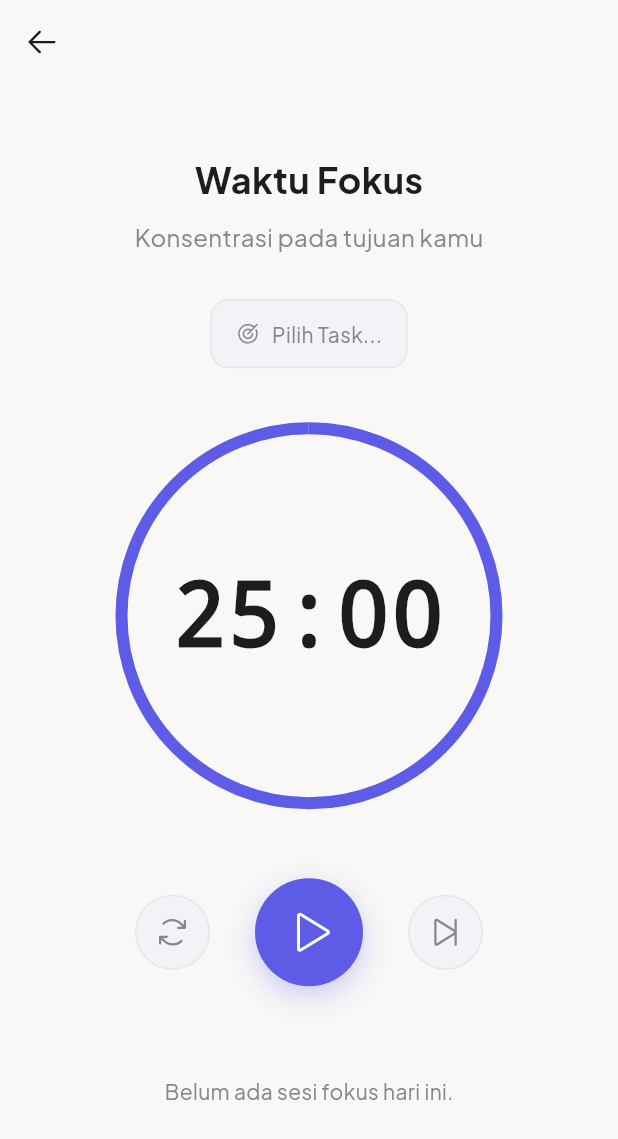
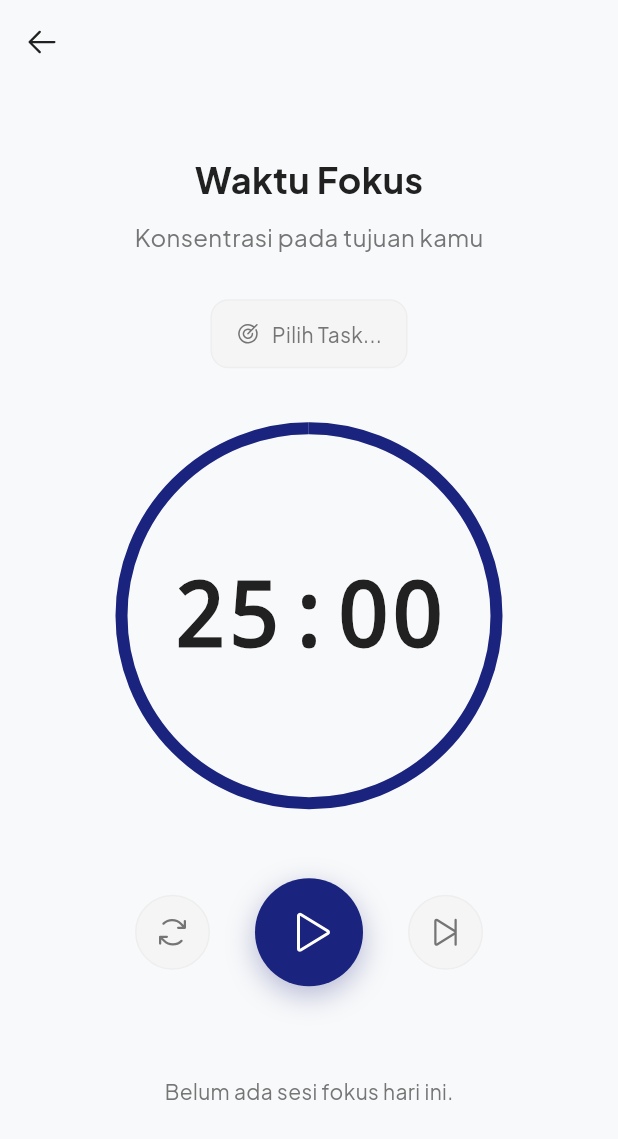
Before and after one commit to Ahmatstia/tracking-productivity, a Flutter app: the screen it shows after launch, in the side drawer, after a tap on "Pomodoro Timer", on a phone screen of 412 x 824 dp. Shown: the top 1139 px of the screen. Run offline on Flutter 3.47's test engine with Material 3 defaults, Android fonts, the phone set to English and light mode, and no system bars; our stand-ins replace curved_navigation_bar, flutter_animate, flutter_local_notifications, flutter_riverpod, flutter_timezone, google_fonts and 5 more; accounts and stored records are empty.

```diff
--- a/lib/core/constants/app_colors.dart
+++ b/lib/core/constants/app_colors.dart
@@ -1,24 +1,26 @@
 import 'package:flutter/material.dart';
 
 class AppColors {
-  // ── Aesthetic Minimalist & Soft Graphite Theme ──
-  static const Color primary = Color(0xFF5E5CE6);       // Soft Indigo
-  static const Color accent = Color(0xFF5E5CE6);         // Soft Indigo
-  static const Color secondary = Color(0xFF5E5CE6);      // Soft Indigo
-  static const Color background = Color(0xFFF9F8F6);     // White Sand
-  static const Color surface = Color(0xFFFFFFFF);         // Pure White
-  static const Color cardBackground = Color(0xFFFFFFFF);  // Pure White
-  static const Color textPrimary = Color(0xFF1D1D1F);     // Dark Graphite
-  static const Color textSecondary = Color(0xFF86868B);   // Cool Gray
-  static const Color textSecondaryAccent = Color(0xFFD1D1D6); // Light Gray Accent
-  static const Color error = Color(0xFFFF3B30);           // Soft Red
-  static const Color primaryAccent = Color(0xFF8E8E93);   // Middle Gray
+  // ── Deep Indigo & Crimson Red Aesthetic ──
+  static const Color primary = Color(0xFF1A237E);       // Deep Indigo
+  static const Color accent = Color(0xFF1A237E);        // Deep Indigo Accent
+  static const Color secondary = Color(0xFF283593);     // Subtle Lighter Indigo
+  static const Color background = Color(0xFFF8F9FA);    // Off-White Background
+  static const Color surface = Color(0xFFFFFFFF);       // Pure White (Floating base)
+  static const Color cardBackground = Color(0xFFFFFFFF);// Pure White
+  static const Color textPrimary = Color(0xFF212121);   // Sharp Dark Grey
+  static const Color textSecondary = Color(0xFF757575); // Lighter Grey hierarchy
+  static const Color textSecondaryAccent = Color(0xFFBDBDBD); // Light Gray Accent
+  static const Color error = Color(0xFFD32F2F);         // Crimson Red Status
+  static const Color primaryAccent = Color(0xFF3949AB); // Bright Indigo Accent
 
-  // ── Extended palette ──
-  static const Color border = Color(0xFFE5E5EA);          // Soft Border
-  static const Color shimmer = Color(0xFFF2F2F7);         // Ultra soft fill
-  static const Color navBar = Color(0xFFFFFFFF);           // NavBar Putih
-  static const Color cardShadow = Color(0x0A000000);       // Shadow Sangat Halus 4%
-  static const Color inputFill = Color(0xFFF2F2F7);        // Input background
-  static const Color sheetBackground = Color(0xFFFFFFFF);  // Bottom sheet
+  // ── Floating Shadows & Strokes ──
+  static const Color border = Color(0xFFEEEEEE);        // Very Soft Border
+  static const Color shimmer = Color(0xFFF5F5F5);       // Shimmer fill
+  static const Color navBar = Color(0xFFFFFFFF);        // White NavBar
+  static const Color inputFill = Color(0xFFF5F5F5);     // Input field bg
+  static const Color sheetBackground = Color(0xFFFFFFFF); // Bottom sheet bg
+
+  // Enhanced floating shadow (e.g. 10% black) to complement the off-white bg
+  static const Color cardShadow = Color(0x14000000);    // 8% Black Shadow
 }
--- a/lib/features/analytics/presentation/pages/analytics_dashboard_page.dart
+++ b/lib/features/analytics/presentation/pages/analytics_dashboard_page.dart
@@ -33,7 +33,7 @@ class AnalyticsDashboardPage extends ConsumerWidget {
                   children: const [
                     Text('Analitik Hidup',
                         style: TextStyle(
-                          color: AppColors.textPrimary,
+                          color: AppColors.primary,
                           fontSize: 26,
                           fontWeight: FontWeight.w800,
                         )),
@@ -90,7 +90,7 @@ class AnalyticsDashboardPage extends ConsumerWidget {
                     icon: PhosphorIcons.flame(),
                     value: '${userStats?.currentStreak ?? 0}',
                     label: 'Streak Hari',
-                    color: AppColors.textSecondary,
+                    color: AppColors.error,
                   ),
                 ),
                 const SizedBox(width: 12),
--- a/lib/features/dashboard/presentation/pages/main_navigation_page.dart
+++ b/lib/features/dashboard/presentation/pages/main_navigation_page.dart
@@ -115,7 +115,7 @@ class MainNavigationPage extends ConsumerWidget {
           backgroundColor: Colors.transparent,
           builder: (_) => _TaskAddSheet(date: today),
         ),
-        backgroundColor: AppColors.secondary,
+        backgroundColor: AppColors.primary,
         child: Icon(PhosphorIcons.plus(), color: Colors.white),
       );
     }
@@ -125,7 +125,7 @@ class MainNavigationPage extends ConsumerWidget {
           context,
           MaterialPageRoute(builder: (_) => const EditRoutinePage()),
         ),
-        backgroundColor: AppColors.secondary,
+        backgroundColor: AppColors.primary,
         child: Icon(PhosphorIcons.plus(), color: Colors.white),
       );
     }
@@ -137,7 +137,7 @@ class MainNavigationPage extends ConsumerWidget {
           backgroundColor: Colors.transparent,
           builder: (_) => const AddGoalSheet(),
         ),
-        backgroundColor: AppColors.secondary,
+        backgroundColor: AppColors.primary,
         child: Icon(PhosphorIcons.plus(), color: Colors.white),
       );
     }
--- a/lib/features/planner/presentation/pages/today_page.dart
+++ b/lib/features/planner/presentation/pages/today_page.dart
@@ -104,9 +104,9 @@ class _TodayPageState extends ConsumerState<TodayPage>
                                   Text(
                                     _formatDate(_today),
                                     style: const TextStyle(
-                                      color: AppColors.textPrimary,
-                                      fontSize: 16,
-                                      fontWeight: FontWeight.bold,
+                                      color: AppColors.primary,
+                                      fontSize: 18,
+                                      fontWeight: FontWeight.w800,
                                     ),
                                   ),
                                   if (todayBlocks.isNotEmpty)
--- a/lib/features/tasks/presentation/widgets/task_card.dart
+++ b/lib/features/tasks/presentation/widgets/task_card.dart
@@ -23,7 +23,7 @@ class TaskCard extends ConsumerWidget {
       margin: const EdgeInsets.only(bottom: 10),
       decoration: BoxDecoration(
         color: AppColors.surface,
-        borderRadius: BorderRadius.circular(14),
+        borderRadius: BorderRadius.circular(20),
         border: Border.all(
           color: task.isCompleted
               ? AppColors.border
@@ -34,9 +34,10 @@ class TaskCard extends ConsumerWidget {
         ),
         boxShadow: [
           BoxShadow(
-            color: AppColors.cardShadow.withValues(alpha: 0.05),
-            blurRadius: 8,
-            offset: const Offset(0, 2),
+            color: AppColors.cardShadow,
+            blurRadius: 24,
+            spreadRadius: 2,
+            offset: const Offset(0, 12),
           ),
         ],
       ),
```
